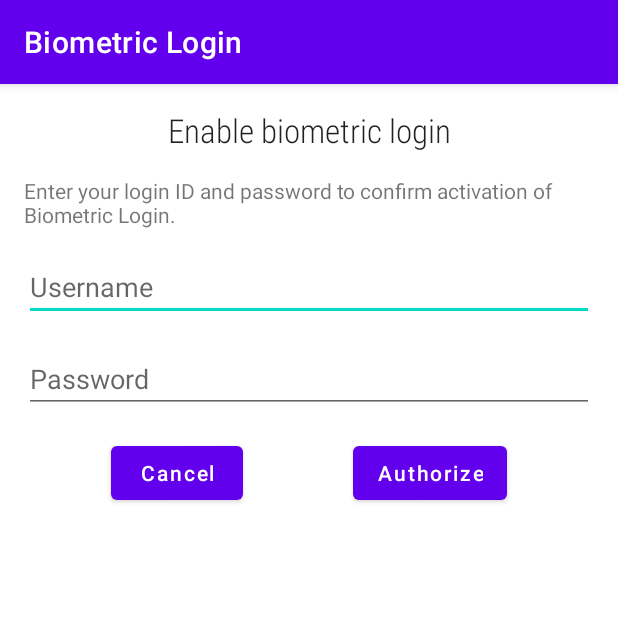
After one commit to hashimTahir/BiometricValidation, an Android app: the BioMetricActivity screen opened directly, with no data from a screen before it, on a phone screen of 412 x 824 dp, the top half of it. The commit adds this screen. Run offline under Robolectric (Android 15) with nearby library versions, the phone set to English and light mode, and no system bars.

Commit message:
CryptoManager to be used with biometrics,Model classes and BioMetric enabler activity added.
Signed-off-by: hashim <hashimtahir@live.com>

```diff
--- a/app/build.gradle
+++ b/app/build.gradle
@@ -55,5 +55,6 @@ dependencies {
     implementation 'com.jakewharton.timber:timber:4.7.1'
     implementation 'androidx.activity:activity-ktx:1.2.2'
     implementation 'androidx.biometric:biometric:1.1.0'
+    implementation "com.google.code.gson:gson:2.8.6"
 
 }
--- a/app/src/main/AndroidManifest.xml
+++ b/app/src/main/AndroidManifest.xml
@@ -1,8 +1,4 @@
 <?xml version="1.0" encoding="utf-8"?>
-<!--
-  ~ Copyright (c) 2021/  4/ 14.  Created by Hashim Tahir
-  -->
-
 <manifest xmlns:android="http://schemas.android.com/apk/res/android"
     package="com.hashim.biometriclogin">
 
@@ -14,6 +10,7 @@
         android:roundIcon="@mipmap/ic_launcher_round"
         android:supportsRtl="true"
         android:theme="@style/Theme.BiometricLogin">
+        <activity android:name=".BioMetricActivity"></activity>
         <activity android:name=".MainActivity">
             <intent-filter>
                 <action android:name="android.intent.action.MAIN" />
--- /dev/null
+++ b/app/src/main/java/com/hashim/biometriclogin/BioMetricActivity.kt
@@ -0,0 +1,48 @@
+/*
+ * Copyright (c) 2021/  4/ 15.  Created by Hashim Tahir
+ */
+
+package com.hashim.biometriclogin
+
+import android.os.Bundle
+import androidx.appcompat.app.AppCompatActivity
+import com.hashim.biometriclogin.data.TestUser
+import com.hashim.biometriclogin.databinding.ActivityBioMetricBinding
+import java.util.*
+
+class BioMetricActivity : AppCompatActivity() {
+    lateinit var hActivityBioMetricBinding: ActivityBioMetricBinding
+    override fun onCreate(savedInstanceState: Bundle?) {
+        super.onCreate(savedInstanceState)
+        hActivityBioMetricBinding = ActivityBioMetricBinding.inflate(layoutInflater)
+        setContentView(hActivityBioMetricBinding.root)
+
+        hSetupListeners()
+    }
+
+    private fun hSetupListeners() {
+        hActivityBioMetricBinding.hCancelB.setOnClickListener {
+            finish()
+        }
+
+        hActivityBioMetricBinding.hAuthorizeB.setOnClickListener {
+            hLoginUser(hActivityBioMetricBinding.hUserNameTv.text.toString())
+        }
+
+
+    }
+
+    private fun hLoginUser(userName: String) {
+        val hTextUser = hCreateFakeUser(userName)
+        hShowBiometricPromptForEncryption()
+    }
+
+    private fun hShowBiometricPromptForEncryption() {
+        TODO("Not yet implemented")
+    }
+
+    private fun hCreateFakeUser(userName: String) = TestUser(
+        hToken = UUID.randomUUID().toString(),
+        hUserName = userName
+    )
+}
--- a/app/src/main/java/com/hashim/biometriclogin/Constants.kt
+++ b/app/src/main/java/com/hashim/biometriclogin/Constants.kt
@@ -7,5 +7,7 @@ package com.hashim.biometriclogin
 class Constants {
     companion object {
         const val hTag = "hashimTimberTags %s"
+        const val H_SHARED_PREFS = "hBioMetricPrefs"
+        const val H_CIPHER_TEXT_KEY = "hCipherTextKey"
     }
 }
--- /dev/null
+++ b/app/src/main/res/layout/activity_bio_metric.xml
@@ -0,0 +1,77 @@
+<?xml version="1.0" encoding="utf-8"?><!--
+  ~ Copyright (c) 2021/  4/ 15.  Created by Hashim Tahir
+  -->
+
+<androidx.constraintlayout.widget.ConstraintLayout xmlns:android="http://schemas.android.com/apk/res/android"
+    xmlns:app="http://schemas.android.com/apk/res-auto"
+    android:layout_width="match_parent"
+    android:layout_height="match_parent">
+
+    <TextView
+        android:id="@+id/hTitleTv"
+        android:layout_width="wrap_content"
+        android:layout_height="wrap_content"
+        android:layout_margin="@dimen/_16dp"
+        android:fontFamily="sans-serif-condensed-light"
+        android:text="@string/enable_biometric_login"
+        android:textAppearance="?android:attr/textAppearanceLarge"
+        app:layout_constraintLeft_toLeftOf="parent"
+        app:layout_constraintRight_toRightOf="parent"
+        app:layout_constraintTop_toTopOf="parent" />
+
+    <TextView
+        android:id="@+id/hDescriptionTv"
+        android:layout_width="match_parent"
+        android:layout_height="wrap_content"
+        android:layout_margin="@dimen/_16dp"
+        android:text="@string/desc_biometrics_authorization"
+        app:layout_constraintLeft_toLeftOf="parent"
+        app:layout_constraintRight_toRightOf="parent"
+        app:layout_constraintTop_toBottomOf="@id/hTitleTv" />
+
+    <EditText
+        android:id="@+id/hUserNameTv"
+        android:layout_width="match_parent"
+        android:layout_height="wrap_content"
+        android:layout_margin="@dimen/_16dp"
+        android:hint="@string/username"
+        app:layout_constraintLeft_toLeftOf="parent"
+        app:layout_constraintRight_toRightOf="parent"
+        app:layout_constraintTop_toBottomOf="@id/hDescriptionTv" />
+
+    <EditText
+        android:id="@+id/hPasswordTv"
+        android:layout_width="match_parent"
+        android:layout_height="wrap_content"
+        android:layout_margin="@dimen/_16dp"
+        android:hint="@string/password"
+        android:imeOptions="actionDone"
+        android:inputType="textPassword"
+        app:layout_constraintLeft_toLeftOf="parent"
+        app:layout_constraintRight_toRightOf="parent"
+        app:layout_constraintTop_toBottomOf="@id/hUserNameTv" />
+
+    <Button
+        android:id="@+id/hCancelB"
+        android:layout_width="wrap_content"
+        android:layout_height="wrap_content"
+        android:layout_marginTop="@dimen/_16dp"
+        android:text="@string/cancel"
+        android:textAllCaps="false"
+        app:layout_constraintHorizontal_chainStyle="spread"
+        app:layout_constraintLeft_toLeftOf="parent"
+        app:layout_constraintRight_toLeftOf="@+id/hAuthorizeB"
+        app:layout_constraintTop_toBottomOf="@id/hPasswordTv" />
+
+    <Button
+        android:id="@+id/hAuthorizeB"
+        android:layout_width="wrap_content"
+        android:layout_height="wrap_content"
+        android:layout_marginTop="@dimen/_16dp"
+        android:text="@string/authorize"
+        android:textAllCaps="false"
+        app:layout_constraintLeft_toRightOf="@+id/hCancelB"
+        app:layout_constraintRight_toRightOf="parent"
+        app:layout_constraintTop_toBottomOf="@id/hPasswordTv" />
+
+</androidx.constraintlayout.widget.ConstraintLayout>
--- a/app/src/main/res/layout/activity_main.xml
+++ b/app/src/main/res/layout/activity_main.xml
@@ -62,6 +62,7 @@
         android:layout_width="wrap_content"
         android:layout_height="wrap_content"
         android:layout_marginLeft="@dimen/_16dp"
+        android:visibility="gone"
         android:layout_marginTop="@dimen/_16dp"
         android:layout_marginRight="@dimen/_16dp"
         android:text="@string/use_biometrics_to_login"
--- a/app/src/main/res/values/strings.xml
+++ b/app/src/main/res/values/strings.xml
@@ -8,4 +8,8 @@
     <string name="password">Password</string>
     <string name="login">Login</string>
     <string name="use_biometrics_to_login">Use biometrics to login</string>
+    <string name="enable_biometric_login">Enable biometric login</string>
+    <string name="desc_biometrics_authorization">Enter your login ID and password to confirm activation of Biometric Login.</string>
+    <string name="cancel">Cancel</string>
+    <string name="authorize">Authorize</string>
 </resources>
```
Also changed, not shown: app/src/main/java/com/hashim/biometriclogin/MainActivity.kt (+57 -12 lines), app/src/main/java/com/hashim/biometriclogin/crypto/CryptoManagerImpl.kt (+5 -2 lines), app/src/main/java/com/hashim/biometriclogin/data/TestUser.kt (added, +10 -0 lines).
